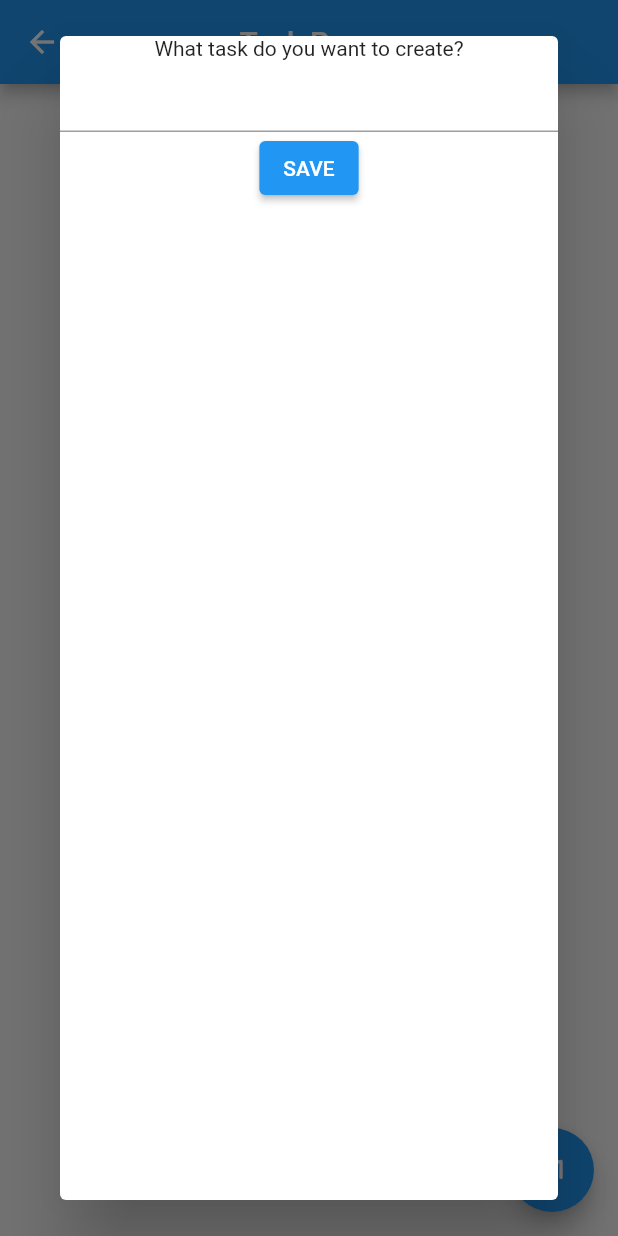
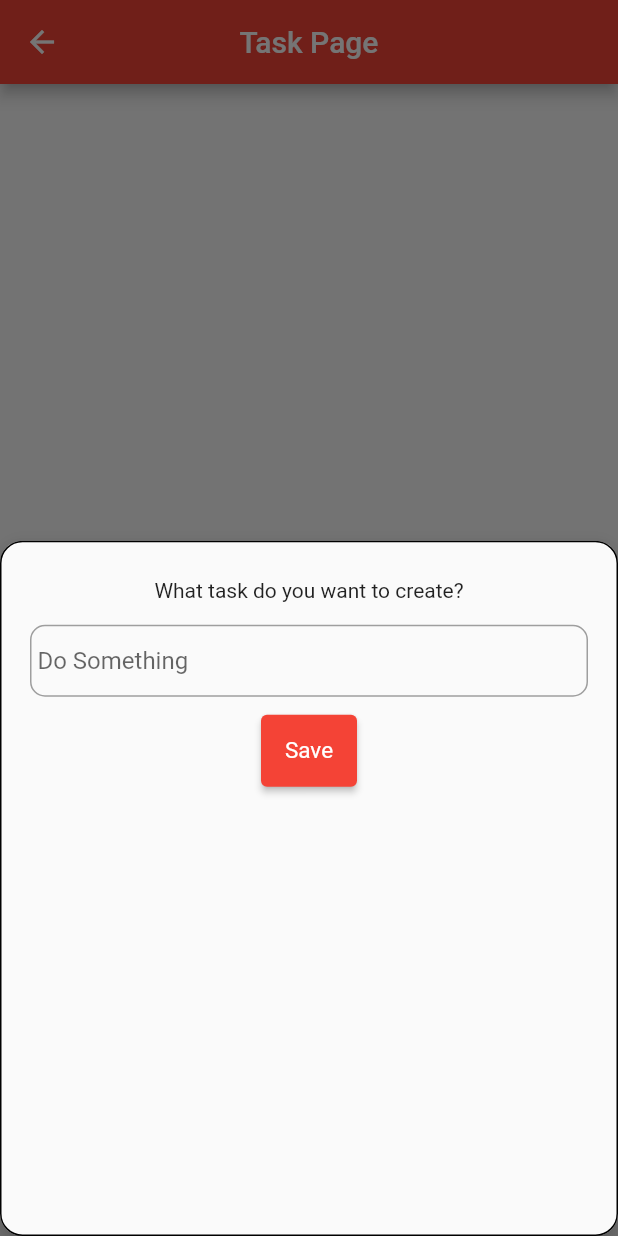
Before and after one commit to algorr/simple-note, a Flutter app: the TaskPage screen opened directly with empty values, after a tap on the "plus one" icon, on a phone screen of 412 x 824 dp. Run offline on Flutter 3.47's test engine with Material 2 defaults, Android fonts, the phone set to English and light mode, and no system bars; our stand-ins replace equatable, flutter_bloc, hive, hive_flutter; accounts and stored records are empty.

Commit message:
showmodal bottom sheet & taskspage
showmodal bottom sheet added and task page upgraded

```diff
--- a/lib/main.dart
+++ b/lib/main.dart
@@ -26,9 +26,7 @@ class MyApp extends StatelessWidget {
       child: MaterialApp(
         title: 'Hive & Bloc',
         debugShowCheckedModeBanner: false,
-        theme: ThemeData(
-          primarySwatch: Colors.blue,
-        ),
+        theme: _themeOfApp(),
         home: BlocProvider(
           create: (context) => HomeBloc(
               RepositoryProvider.of<AuthenticationService>(context),
@@ -40,3 +38,10 @@ class MyApp extends StatelessWidget {
     );
   }
 }
+
+  ThemeData _themeOfApp() {
+    return ThemeData(
+        primarySwatch: Colors.red,
+        bottomNavigationBarTheme: const BottomNavigationBarThemeData(
+            selectedItemColor: Colors.red, unselectedItemColor: Colors.grey));
+  }
--- a/lib/view/task_page.dart
+++ b/lib/view/task_page.dart
@@ -4,6 +4,7 @@ import 'package:untitled/blocs/task_bloc.dart';
 import 'package:untitled/consts/task_page_consts.dart';
 import 'package:untitled/services/task_service.dart';
 import 'package:untitled/widgets/create_new_task.dart';
+import 'package:untitled/widgets/custom_tasks_list_card_view.dart';
 
 enum CheckBox { tick, notTick }
 
@@ -24,20 +25,7 @@ class TaskPage extends StatelessWidget {
               title: const Text(TaskPageTextConsts.appbarTitle),
               centerTitle: true,
             ),
-            floatingActionButton: FloatingActionButton(
-              child: const Icon(TaskPageIconConsts.taskPageAddNoteIcon),
-              onPressed: () async {
-                final result = await showDialog(
-                    context: context,
-                    builder: (context) => Dialog(
-                          child: CreateNewTask(user),
-                        ));
-                if (result != null) {
-                  BlocProvider.of<TaskBloc>(context)
-                      .add(AddTaskEvent(result, user));
-                }
-              },
-            ),
+            floatingActionButton: _CustomFloatingButton(user: user),
             body: state is TaskLoadedState
                 ? SizedBox(
                     child: Column(
@@ -49,16 +37,7 @@ class TaskPage extends StatelessWidget {
                                 (e) => Padding(
                                   padding: const EdgeInsets.symmetric(
                                       horizontal: 10, vertical: 5),
-                                  child: Card(
-                                    child: ListTile(
-                                      title: Text(e.task),
-                                      trailing: e.complete
-                                          ? const Icon(TaskPageIconConsts
-                                              .taskPageCompletedTaskIcon)
-                                          : const Icon(TaskPageIconConsts
-                                              .taskPageNotCompletedTaskIcon),
-                                    ),
-                                  ),
+                                  child:CustomTasksListCardView(e: e)
                                 ),
                               ),
                             ],
@@ -76,3 +55,37 @@ class TaskPage extends StatelessWidget {
     );
   }
 }
+
+class _CustomFloatingButton extends StatelessWidget {
+  const _CustomFloatingButton({
+    Key? key,
+    required this.user,
+  }) : super(key: key);
+
+  final String user;
+
+  @override
+  Widget build(BuildContext context) {
+    return FloatingActionButton(
+      child: const Icon(TaskPageIconConsts.taskPageAddNoteIcon),
+      onPressed: () async {
+        final result = await showModalBottomSheet(
+          elevation: 10,
+          shape: OutlineInputBorder(borderRadius: BorderRadius.circular(15)),
+            context: context,
+            builder: (context) => CreateNewTask(user));
+        if (result != null) {
+          BlocProvider.of<TaskBloc>(context)
+              .add(AddTaskEvent(result, user));
+        }
+      },
+    );
+  }
+}
+
+
+/* showDialog(
+                    context: context,
+                    builder: (context) => Dialog(
+                          child: CreateNewTask(user),
+                        ));*/
--- a/lib/widgets/create_new_task.dart
+++ b/lib/widgets/create_new_task.dart
@@ -1,4 +1,5 @@
 import 'package:flutter/material.dart';
+import 'package:untitled/widgets/custom_elevated_button.dart';
 
 class CreateNewTask extends StatelessWidget {
   const CreateNewTask(this.username, {Key? key}) : super(key: key);
@@ -9,18 +10,63 @@ class CreateNewTask extends StatelessWidget {
     final inputController = TextEditingController();
     return Column(
       children: [
-        const Text("What task do you want to create?"),
-        TextField(
-          controller: inputController,
+        Padding(
+          padding: const EdgeInsets.only(
+            top: 25,
+          ),
+          child: const Text("What task do you want to create?"),
         ),
-        ElevatedButton(
-            onPressed: ()  {
-            Navigator.pop(context,inputController.text);
+        Padding(
+          padding: const EdgeInsets.only(top: 15, left: 20, right: 20),
+          child: TextField(
+            controller: inputController,
+            decoration: InputDecoration(
+              hintText: 'Do Something',
+              border: OutlineInputBorder(
+                borderSide: BorderSide(color: Colors.grey),
+                borderRadius: BorderRadius.circular(10.0),
+              ),
+              disabledBorder: OutlineInputBorder(
+                borderSide: BorderSide(color: Colors.grey),
+                borderRadius: BorderRadius.circular(10.0),
+              ),
+              fillColor: Colors.grey,
+              contentPadding:
+                  const EdgeInsets.symmetric(vertical: 5, horizontal: 5),
+              enabledBorder: OutlineInputBorder(
+                borderSide: BorderSide(color: Colors.grey),
+                borderRadius: BorderRadius.circular(10.0),
+              ),
+              focusedBorder: OutlineInputBorder(
+                borderSide: BorderSide(color: Colors.red),
+                borderRadius: BorderRadius.circular(10.0),
+              ),
+            ),
+          ),
+        ),
+        CustomElevatedButton(
+            onPressed: () {
+              Navigator.pop(context, inputController.text);
             },
-            child: const Text('SAVE'))
+            text: 'Save',
+            backgroundColor: CustomElevatedButtonConsts.backgroundColor,
+            paddingSize: CustomElevatedButtonConsts.paddingSize,
+            fontSize: CustomElevatedButtonConsts.fontSize)
       ],
     );
   }
+}
 
+class CustomTextFormFieldConsts {
+  // Colors
+  static const Color enabledBorderColor = Colors.grey;
+  static const Color focusedBorderColor = Colors.red;
+  static const Color disabledBorder = Colors.grey;
 
+  //Texts
+  static const String emailHintText = 'Email';
+  static const String passwordHintText = 'Password';
+  static const String nameHintText = 'Name';
+  static const String surnameHintText = 'Surname';
+  static const String titleHintText = 'Title';
 }
--- /dev/null
+++ b/lib/widgets/custom_elevated_button.dart
@@ -0,0 +1,48 @@
+import 'package:flutter/material.dart';
+
+class CustomElevatedButton extends StatelessWidget {
+  const CustomElevatedButton({
+    Key? key,
+    required this.onPressed,
+    required this.text,
+    required this.backgroundColor,
+    required this.paddingSize,
+    required this.fontSize,
+  }) : super(key: key);
+
+  final VoidCallback onPressed;
+  final String text;
+  final Color backgroundColor;
+  final double paddingSize;
+  final double fontSize;
+
+  @override
+  Widget build(BuildContext context) {
+    return Padding(
+      padding: const EdgeInsets.all(12.0),
+      child: ElevatedButton(
+        onPressed: onPressed,
+        style: ElevatedButton.styleFrom(
+            backgroundColor: backgroundColor,
+            padding: EdgeInsets.symmetric(
+                horizontal: paddingSize, vertical: paddingSize),
+            textStyle:
+                TextStyle(fontSize: fontSize, fontWeight: FontWeight.normal)),
+        child: Text(text),
+      ),
+    );
+  }
+}
+
+class CustomElevatedButtonConsts {
+  // Colors
+  static const Color backgroundColor = Colors.red;
+
+  // Texts
+  static const String signUpText = 'Sign Up!';
+  static const String signInText = 'Sign In!';
+
+  // Size
+  static const double fontSize = 15.0;
+  static const double paddingSize = 15.0;
+}
--- /dev/null
+++ b/lib/widgets/custom_tasks_list_card_view.dart
@@ -0,0 +1,22 @@
+import 'package:flutter/material.dart';
+import 'package:untitled/models/task.dart';
+
+import '../consts/task_page_consts.dart';
+
+class CustomTasksListCardView extends StatelessWidget {
+  const CustomTasksListCardView({Key? key, required this.e}) : super(key: key);
+
+  final Task e;
+
+  @override
+  Widget build(BuildContext context) {
+    return Card(
+      child: ListTile(
+        title: Text(e.task),
+        trailing: e.complete
+            ? const Icon(TaskPageIconConsts.taskPageCompletedTaskIcon)
+            : const Icon(TaskPageIconConsts.taskPageNotCompletedTaskIcon),
+      ),
+    );
+  }
+}
```
Also changed, not shown: pubspec.lock, 9 other files.
